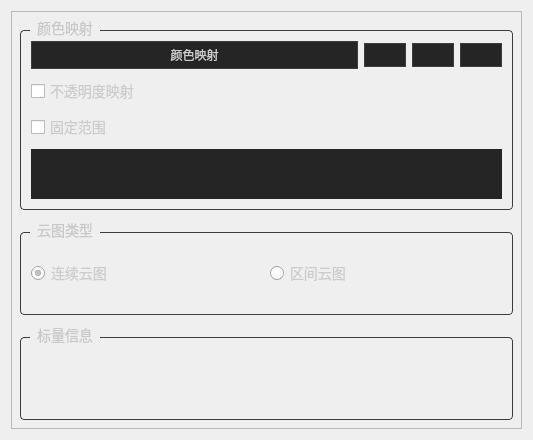
Before: the Qt Designer form Qt/Resources/UI/ScalarView.ui in hu-shuhan/editOpeniGame, drawn with Qt 5.
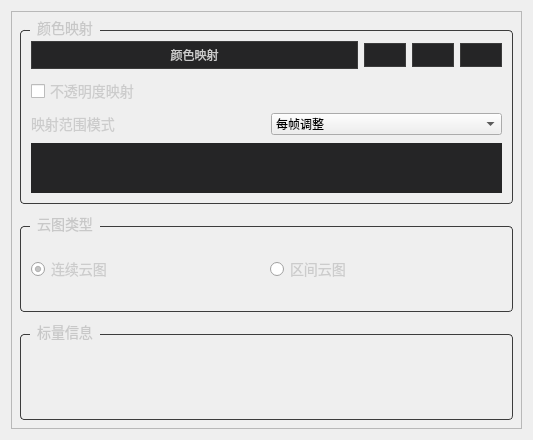
After: the same form once the commit is applied. Icons and pictures are not drawn. Custom widgets are drawn as their Qt base class.

Commit message: 标量视图新增映射范围模式（每帧调整/只扩不缩/全局固定），修复动画播放全红问题

Patch:
```diff
--- a/Qt/Resources/UI/ScalarView.ui
+++ b/Qt/Resources/UI/ScalarView.ui
@@ -199,14 +199,25 @@
 
             <!-- 固定范围 -->
             <item>
-              <widget class="QCheckBox" name="checkBox_RangeLock">
+              <layout class="QHBoxLayout" name="horizontalLayout_RangeMode">
+               <item>
+                <widget class="QLabel" name="label_RangeMode">
                 <property name="text">
-                <string>固定范围</string>
+                  <string>映射范围模式</string>
                 </property>
                 <property name="styleSheet">
-                <string notr="true">QCheckBox { font-size: 14px; color: #CCCCCC; }</string>
-                </property>
-             </widget>
+                  <string notr="true">QLabel { font-size: 14px; color: #CCCCCC; }</string>
+                 </property>
+                </widget>
+               </item>
+               <item>
+                <widget class="QComboBox" name="comboBox_RangeMode">
+                 <item><property name="text"><string>每帧调整</string></property></item>
+                 <item><property name="text"><string>只扩不缩</string></property></item>
+                 <item><property name="text"><string>全局固定</string></property></item>
+                </widget>
+               </item>
+              </layout>
             </item>
 
             <item>
```
Left out of the diff: 2 changed lines with no effect on the pictures. Lines whose indentation alone changed are shown as unchanged. The commit also changes 14 other files.
